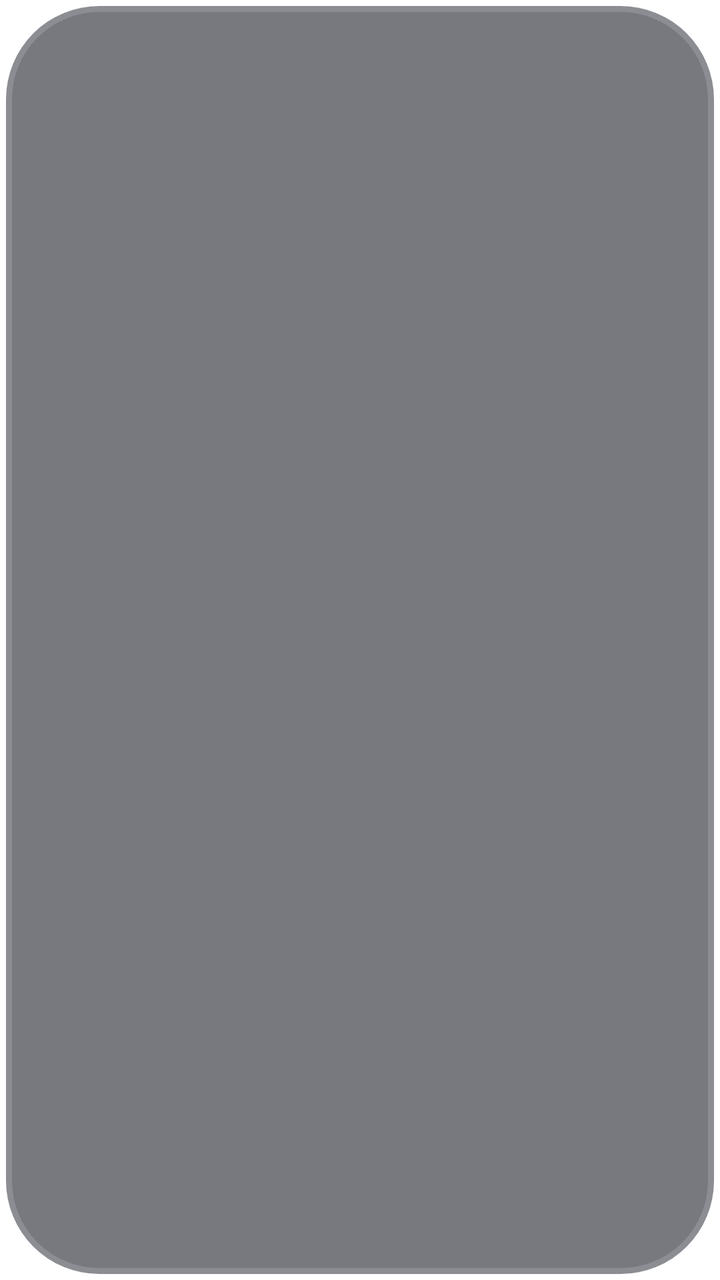
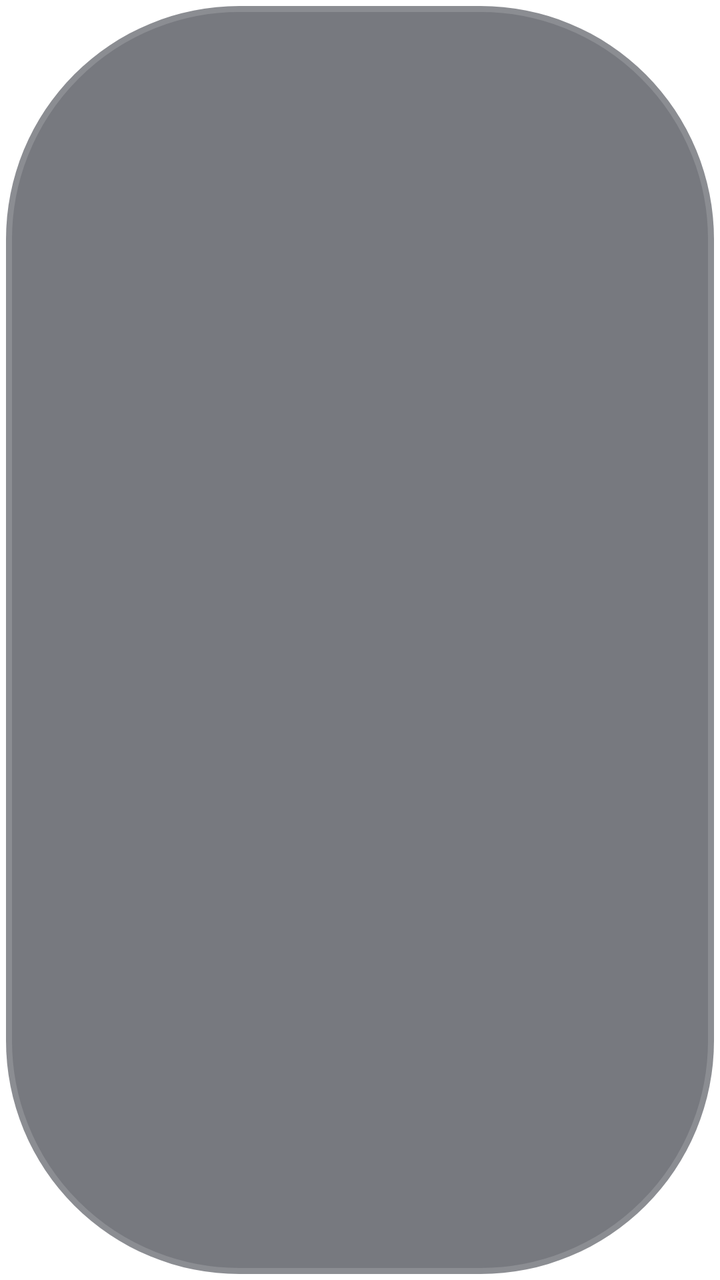

Before-and-after screenshots of an Android layout around one commit, followed by the original layout XML and the change that was made.
<!-- AndroidManifest.xml: application theme AppTheme.NoActionBar -->
<!-- res/layout/item_search_word_hot.xml -->
<?xml version="1.0" encoding="utf-8"?>
<TextView xmlns:android="http://schemas.android.com/apk/res/android"
    android:id="@+id/tvSearchWord"
    android:layout_width="match_parent"
    android:layout_height="wrap_content"
    android:layout_gravity="center_horizontal"
    android:background="@drawable/shape_user_focus"
    android:ellipsize="marquee"
    android:focusable="true"
    android:marqueeRepeatLimit="marquee_forever"
    android:padding="@dimen/vs_10"
    android:singleLine="true"
    android:textAlignment="center"
    android:textColor="@color/color_FFFFFF"
    android:textSize="@dimen/ts_22" />
<!-- resources referenced by this layout -->
<resources>
  <color name="color_FFFFFF">#ffffffff</color>
  <dimen name="ts_22">22mm</dimen>
  <dimen name="vs_10">10mm</dimen>
  <!-- drawable shape_user_focus (drawable) -->
  <?xml version="1.0" encoding="utf-8"?>
  <selector xmlns:android="http://schemas.android.com/apk/res/android">
      <item android:state_focused="true">
          <shape>
              <corners android:radius="@dimen/vs_8" />
              <gradient android:angle="0" android:startColor="@color/tech_focus_start" android:endColor="@color/tech_focus_end" />
              <stroke android:width="@dimen/vs_2" android:color="@color/tech_accent" />
          </shape>
      </item>
      <item android:state_focused="false">
          <shape>
              <corners android:radius="@dimen/vs_8" />
              <solid android:color="@color/tech_panel_idle" />
              <stroke android:width="@dimen/vs_1" android:color="@color/tech_stroke_idle" />
          </shape>
      </item>
  </selector>
  <style name="AppTheme.NoActionBar" parent="AppTheme">
          <item name="android:windowActionBar">false</item>
          <item name="android:windowNoTitle">true</item>
          <item name="windowActionBar">false</item>
          <item name="android:windowFullscreen">true</item>//全屏即无通知栏
          <item name="android:windowContentOverlay">@null</item>//是否有遮盖
          <item name="windowNoTitle">true</item>
          <item name="android:keepScreenOn">true</item>
          
          <item name="android:windowBackground">@android:color/transparent</item>
      </style>
  <dimen name="vs_8">8mm</dimen>
  <color name="tech_focus_start">#FF123A4E</color>
  <color name="tech_focus_end">#FF0C1C28</color>
  <dimen name="vs_2">2mm</dimen>
  <color name="tech_accent">#FF02F8E1</color>
  <color name="tech_panel_idle">#991D202A</color>
  <dimen name="vs_1">1mm</dimen>
  <color name="tech_stroke_idle">#26FFFFFF</color>
  <style name="AppTheme" parent="Theme.AppCompat.Light.DarkActionBar">
          
          <item name="colorPrimary">@color/color_6200EE</item>
          <item name="colorPrimaryDark">@color/color_3700B3</item>
          <item name="colorAccent">@color/color_03DAC5</item>
      </style>
  <color name="color_6200EE">#6200EE</color>
  <color name="color_3700B3">#3700B3</color>
  <color name="color_03DAC5">#03DAC5</color>
</resources>

<!-- the commit's change to res/layout/item_search_word_hot.xml (unified diff, before → after) -->
@@ -4,7 +4,8 @@
     android:layout_width="match_parent"
     android:layout_height="wrap_content"
     android:layout_gravity="center_horizontal"
-    android:background="@drawable/shape_user_focus"
+    android:background="@drawable/shape_search_word"
+    android:stateListAnimator="@animator/focus_scale"
     android:ellipsize="marquee"
     android:focusable="true"
     android:marqueeRepeatLimit="marquee_forever"
<!-- resource entries referenced after the edit -->
@@ -3,19 +3,19 @@
   <color name="color_FFFFFF">#ffffffff</color>
   <dimen name="ts_22">22mm</dimen>
   <dimen name="vs_10">10mm</dimen>
-  <!-- drawable shape_user_focus (drawable) -->
+  <!-- drawable shape_search_word (drawable) -->
   <?xml version="1.0" encoding="utf-8"?>
   <selector xmlns:android="http://schemas.android.com/apk/res/android">
       <item android:state_focused="true">
           <shape>
-              <corners android:radius="@dimen/vs_8" />
+              <corners android:radius="@dimen/vs_20" />
               <gradient android:angle="0" android:startColor="@color/tech_focus_start" android:endColor="@color/tech_focus_end" />
               <stroke android:width="@dimen/vs_2" android:color="@color/tech_accent" />
           </shape>
       </item>
       <item android:state_focused="false">
           <shape>
-              <corners android:radius="@dimen/vs_8" />
+              <corners android:radius="@dimen/vs_20" />
               <solid android:color="@color/tech_panel_idle" />
               <stroke android:width="@dimen/vs_1" android:color="@color/tech_stroke_idle" />
           </shape>
@@ -32,7 +32,7 @@
           
           <item name="android:windowBackground">@android:color/transparent</item>
       </style>
-  <dimen name="vs_8">8mm</dimen>
+  <dimen name="vs_20">20mm</dimen>
   <color name="tech_focus_start">#FF123A4E</color>
   <color name="tech_focus_end">#FF0C1C28</color>
   <dimen name="vs_2">2mm</dimen>
